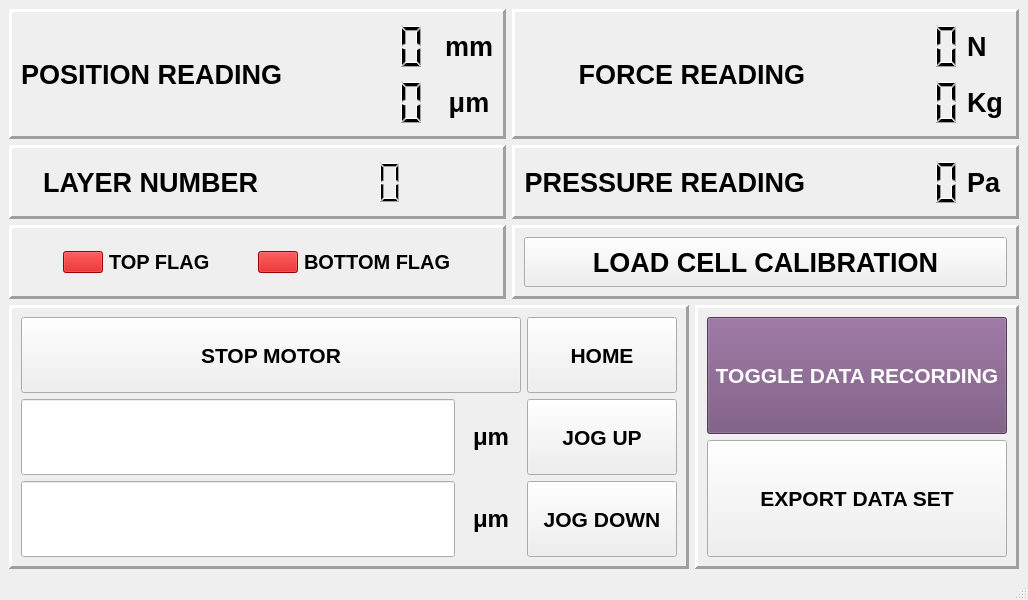
First picture: the form in newBlackBetty.ui, repository georgeExotic/BlackBetty_v2, before the edit.
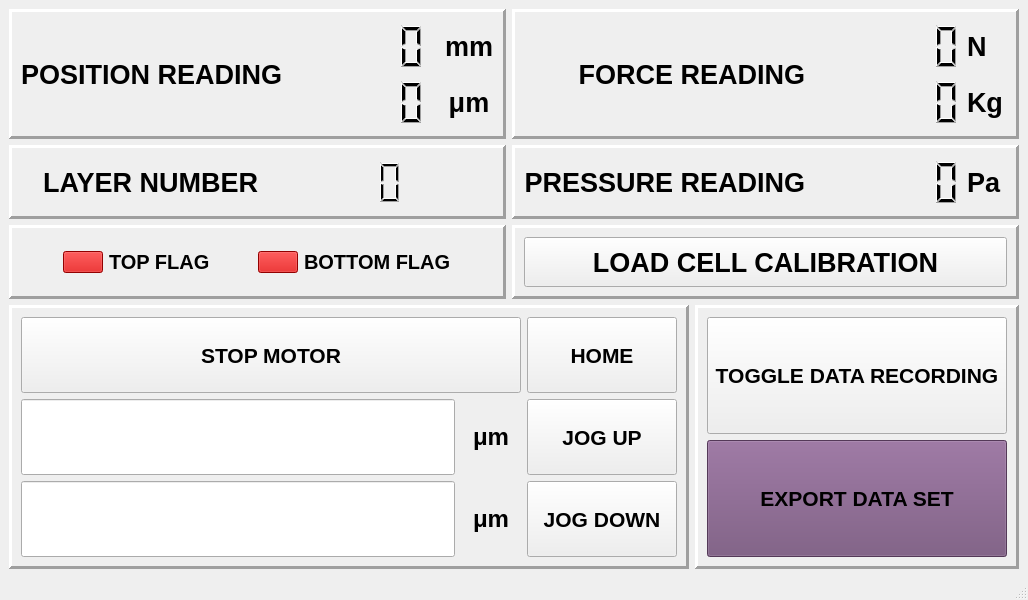
Second picture: the form after the edit.

```diff
--- a/newBlackBetty.ui
+++ b/newBlackBetty.ui
@@ -1067,448 +1067,6 @@
                <height>100</height>
               </size>
              </property>
-             <property name="palette">
-              <palette>
-               <active>
-                <colorrole role="WindowText">
-                 <brush brushstyle="SolidPattern">
-                  <color alpha="255">
-                   <red>255</red>
-                   <green>255</green>
-                   <blue>255</blue>
-                  </color>
-                 </brush>
-                </colorrole>
-                <colorrole role="Button">
-                 <brush brushstyle="SolidPattern">
-                  <color alpha="255">
-                   <red>117</red>
-                   <green>80</green>
-                   <blue>123</blue>
-                  </color>
-                 </brush>
-                </colorrole>
-                <colorrole role="Light">
-                 <brush brushstyle="SolidPattern">
-                  <color alpha="255">
-                   <red>176</red>
-                   <green>120</green>
-                   <blue>185</blue>
-                  </color>
-                 </brush>
-                </colorrole>
-                <colorrole role="Midlight">
-                 <brush brushstyle="SolidPattern">
-                  <color alpha="255">
-                   <red>146</red>
-                   <green>100</green>
-                   <blue>154</blue>
-                  </color>
-                 </brush>
-                </colorrole>
-                <colorrole role="Dark">
-                 <brush brushstyle="SolidPattern">
-                  <color alpha="255">
-                   <red>58</red>
-                   <green>40</green>
-                   <blue>61</blue>
-                  </color>
-                 </brush>
-                </colorrole>
-                <colorrole role="Mid">
-                 <brush brushstyle="SolidPattern">
-                  <color alpha="255">
-                   <red>78</red>
-                   <green>53</green>
-                   <blue>82</blue>
-                  </color>
-                 </brush>
-                </colorrole>
-                <colorrole role="Text">
-                 <brush brushstyle="SolidPattern">
-                  <color alpha="255">
-                   <red>255</red>
-                   <green>255</green>
-                   <blue>255</blue>
-                  </color>
-                 </brush>
-                </colorrole>
-                <colorrole role="BrightText">
-                 <brush brushstyle="SolidPattern">
-                  <color alpha="255">
-                   <red>255</red>
-                   <green>255</green>
-                   <blue>255</blue>
-                  </color>
-                 </brush>
-                </colorrole>
-                <colorrole role="ButtonText">
-                 <brush brushstyle="SolidPattern">
-                  <color alpha="255">
-                   <red>255</red>
-                   <green>255</green>
-                   <blue>255</blue>
-                  </color>
-                 </brush>
-                </colorrole>
-                <colorrole role="Base">
-                 <brush brushstyle="SolidPattern">
-                  <color alpha="255">
-                   <red>0</red>
-                   <green>0</green>
-                   <blue>0</blue>
-                  </color>
-                 </brush>
-                </colorrole>
-                <colorrole role="Window">
-                 <brush brushstyle="SolidPattern">
-                  <color alpha="255">
-                   <red>117</red>
-                   <green>80</green>
-                   <blue>123</blue>
-                  </color>
-                 </brush>
-                </colorrole>
-                <colorrole role="Shadow">
-                 <brush brushstyle="SolidPattern">
-                  <color alpha="255">
-                   <red>0</red>
-                   <green>0</green>
-                   <blue>0</blue>
-                  </color>
-                 </brush>
-                </colorrole>
-                <colorrole role="AlternateBase">
-                 <brush brushstyle="SolidPattern">
-                  <color alpha="255">
-                   <red>58</red>
-                   <green>40</green>
-                   <blue>61</blue>
-                  </color>
-                 </brush>
-                </colorrole>
-                <colorrole role="ToolTipBase">
-                 <brush brushstyle="SolidPattern">
-                  <color alpha="255">
-                   <red>255</red>
-                   <green>255</green>
-                   <blue>220</blue>
-                  </color>
-                 </brush>
-                </colorrole>
-                <colorrole role="ToolTipText">
-                 <brush brushstyle="SolidPattern">
-                  <color alpha="255">
-                   <red>0</red>
-                   <green>0</green>
-                   <blue>0</blue>
-                  </color>
-                 </brush>
-                </colorrole>
-                <colorrole role="PlaceholderText">
-                 <brush brushstyle="SolidPattern">
-                  <color alpha="128">
-                   <red>255</red>
-                   <green>255</green>
-                   <blue>255</blue>
-                  </color>
-                 </brush>
-                </colorrole>
-               </active>
-               <inactive>
-                <colorrole role="WindowText">
-                 <brush brushstyle="SolidPattern">
-                  <color alpha="255">
-                   <red>255</red>
-                   <green>255</green>
-                   <blue>255</blue>
-                  </color>
-                 </brush>
-                </colorrole>
-                <colorrole role="Button">
-                 <brush brushstyle="SolidPattern">
-                  <color alpha="255">
-                   <red>117</red>
-                   <green>80</green>
-                   <blue>123</blue>
-                  </color>
-                 </brush>
-                </colorrole>
-                <colorrole role="Light">
-                 <brush brushstyle="SolidPattern">
-                  <color alpha="255">
-                   <red>176</red>
-                   <green>120</green>
-                   <blue>185</blue>
-                  </color>
-                 </brush>
-                </colorrole>
-                <colorrole role="Midlight">
-                 <brush brushstyle="SolidPattern">
-                  <color alpha="255">
-                   <red>146</red>
-                   <green>100</green>
-                   <blue>154</blue>
-                  </color>
-                 </brush>
-                </colorrole>
-                <colorrole role="Dark">
-                 <brush brushstyle="SolidPattern">
-                  <color alpha="255">
-                   <red>58</red>
-                   <green>40</green>
-                   <blue>61</blue>
-                  </color>
-                 </brush>
-                </colorrole>
-                <colorrole role="Mid">
-                 <brush brushstyle="SolidPattern">
-                  <color alpha="255">
-                   <red>78</red>
-                   <green>53</green>
-                   <blue>82</blue>
-                  </color>
-                 </brush>
-                </colorrole>
-                <colorrole role="Text">
-                 <brush brushstyle="SolidPattern">
-                  <color alpha="255">
-                   <red>255</red>
-                   <green>255</green>
-                   <blue>255</blue>
-                  </color>
-                 </brush>
-                </colorrole>
-                <colorrole role="BrightText">
-                 <brush brushstyle="SolidPattern">
-                  <color alpha="255">
-                   <red>255</red>
-                   <green>255</green>
-                   <blue>255</blue>
-                  </color>
-                 </brush>
-                </colorrole>
-                <colorrole role="ButtonText">
-                 <brush brushstyle="SolidPattern">
-                  <color alpha="255">
-                   <red>255</red>
-                   <green>255</green>
-                   <blue>255</blue>
-                  </color>
-                 </brush>
-                </colorrole>
-                <colorrole role="Base">
-                 <brush brushstyle="SolidPattern">
-                  <color alpha="255">
-                   <red>0</red>
-                   <green>0</green>
-                   <blue>0</blue>
-                  </color>
-                 </brush>
-                </colorrole>
-                <colorrole role="Window">
-                 <brush brushstyle="SolidPattern">
-                  <color alpha="255">
-                   <red>117</red>
-                   <green>80</green>
-                   <blue>123</blue>
-                  </color>
-                 </brush>
-                </colorrole>
-                <colorrole role="Shadow">
-                 <brush brushstyle="SolidPattern">
-                  <color alpha="255">
-                   <red>0</red>
-                   <green>0</green>
-                   <blue>0</blue>
-                  </color>
-                 </brush>
-                </colorrole>
-                <colorrole role="AlternateBase">
-                 <brush brushstyle="SolidPattern">
-                  <color alpha="255">
-                   <red>58</red>
-                   <green>40</green>
-                   <blue>61</blue>
-                  </color>
-                 </brush>
-                </colorrole>
-                <colorrole role="ToolTipBase">
-                 <brush brushstyle="SolidPattern">
-                  <color alpha="255">
-                   <red>255</red>
-                   <green>255</green>
-                   <blue>220</blue>
-                  </color>
-                 </brush>
-                </colorrole>
-                <colorrole role="ToolTipText">
-                 <brush brushstyle="SolidPattern">
-                  <color alpha="255">
-                   <red>0</red>
-                   <green>0</green>
-                   <blue>0</blue>
-                  </color>
-                 </brush>
-                </colorrole>
-                <colorrole role="PlaceholderText">
-                 <brush brushstyle="SolidPattern">
-                  <color alpha="128">
-                   <red>255</red>
-                   <green>255</green>
-                   <blue>255</blue>
-                  </color>
-                 </brush>
-                </colorrole>
-               </inactive>
-               <disabled>
-                <colorrole role="WindowText">
-                 <brush brushstyle="SolidPattern">
-                  <color alpha="255">
-                   <red>58</red>
-                   <green>40</green>
-                   <blue>61</blue>
-                  </color>
-                 </brush>
-                </colorrole>
-                <colorrole role="Button">
-                 <brush brushstyle="SolidPattern">
-                  <color alpha="255">
-                   <red>117</red>
-                   <green>80</green>
-                   <blue>123</blue>
-                  </color>
-                 </brush>
-                </colorrole>
-                <colorrole role="Light">
-                 <brush brushstyle="SolidPattern">
-                  <color alpha="255">
-                   <red>176</red>
-                   <green>120</green>
-                   <blue>185</blue>
-                  </color>
-                 </brush>
-                </colorrole>
-                <colorrole role="Midlight">
-                 <brush brushstyle="SolidPattern">
-                  <color alpha="255">
-                   <red>146</red>
-                   <green>100</green>
-                   <blue>154</blue>
-                  </color>
-                 </brush>
-                </colorrole>
-                <colorrole role="Dark">
-                 <brush brushstyle="SolidPattern">
-                  <color alpha="255">
-                   <red>58</red>
-                   <green>40</green>
-                   <blue>61</blue>
-                  </color>
-                 </brush>
-                </colorrole>
-                <colorrole role="Mid">
-                 <brush brushstyle="SolidPattern">
-                  <color alpha="255">
-                   <red>78</red>
-                   <green>53</green>
-                   <blue>82</blue>
-                  </color>
-                 </brush>
-                </colorrole>
-                <colorrole role="Text">
-                 <brush brushstyle="SolidPattern">
-                  <color alpha="255">
-                   <red>58</red>
-                   <green>40</green>
-                   <blue>61</blue>
-                  </color>
-                 </brush>
-                </colorrole>
-                <colorrole role="BrightText">
-                 <brush brushstyle="SolidPattern">
-                  <color alpha="255">
-                   <red>255</red>
-                   <green>255</green>
-                   <blue>255</blue>
-                  </color>
-                 </brush>
-                </colorrole>
-                <colorrole role="ButtonText">
-                 <brush brushstyle="SolidPattern">
-                  <color alpha="255">
-                   <red>58</red>
-                   <green>40</green>
-                   <blue>61</blue>
-                  </color>
-                 </brush>
-                </colorrole>
-                <colorrole role="Base">
-                 <brush brushstyle="SolidPattern">
-                  <color alpha="255">
-                   <red>117</red>
-                   <green>80</green>
-                   <blue>123</blue>
-                  </color>
-                 </brush>
-                </colorrole>
-                <colorrole role="Window">
-                 <brush brushstyle="SolidPattern">
-                  <color alpha="255">
-                   <red>117</red>
-                   <green>80</green>
-                   <blue>123</blue>
-                  </color>
-                 </brush>
-                </colorrole>
-                <colorrole role="Shadow">
-                 <brush brushstyle="SolidPattern">
-                  <color alpha="255">
-                   <red>0</red>
-                   <green>0</green>
-                   <blue>0</blue>
-                  </color>
-                 </brush>
-                </colorrole>
-                <colorrole role="AlternateBase">
-                 <brush brushstyle="SolidPattern">
-                  <color alpha="255">
-                   <red>117</red>
-                   <green>80</green>
-                   <blue>123</blue>
-                  </color>
-                 </brush>
-                </colorrole>
-                <colorrole role="ToolTipBase">
-                 <brush brushstyle="SolidPattern">
-                  <color alpha="255">
-                   <red>255</red>
-                   <green>255</green>
-                   <blue>220</blue>
-                  </color>
-                 </brush>
-                </colorrole>
-                <colorrole role="ToolTipText">
-                 <brush brushstyle="SolidPattern">
-                  <color alpha="255">
-                   <red>0</red>
-                   <green>0</green>
-                   <blue>0</blue>
-                  </color>
-                 </brush>
-                </colorrole>
-                <colorrole role="PlaceholderText">
-                 <brush brushstyle="SolidPattern">
-                  <color alpha="128">
-                   <red>255</red>
-                   <green>255</green>
-                   <blue>255</blue>
-                  </color>
-                 </brush>
-                </colorrole>
-               </disabled>
-              </palette>
-             </property>
              <property name="font">
               <font>
                <pointsize>16</pointsize>
@@ -1542,6 +1100,9 @@
                <bold>true</bold>
               </font>
              </property>
+             <property name="styleSheet">
+              <string notr="true">background-color: rgb(117, 80, 123);</string>
+             </property>
              <property name="text">
               <string>EXPORT DATA SET</string>
              </property>
```
